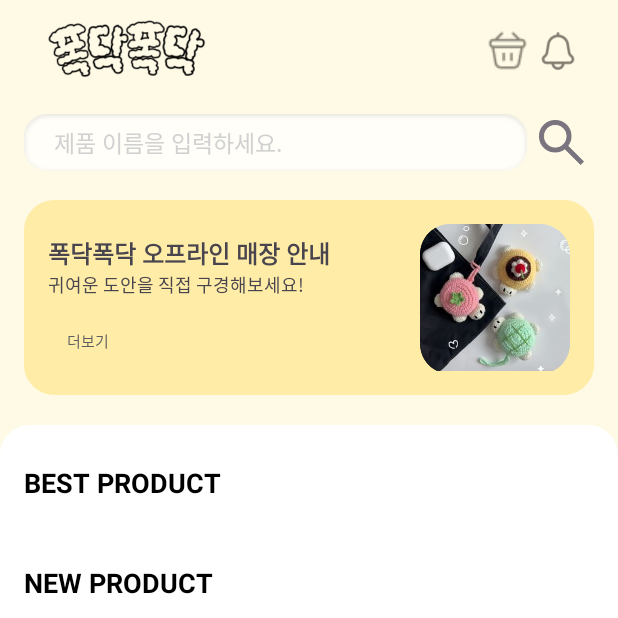
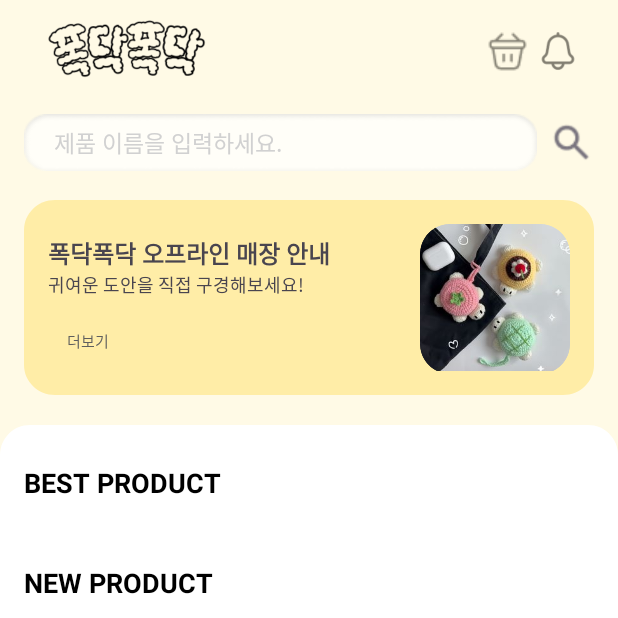
Before and after one commit to zuhugirlfuran/PogDagPogDag, an Android app: the screen it shows after launch (MainActivity), on a phone screen of 412 x 824 dp, the top half of it. Run offline under Robolectric (Android 15) with nearby library versions, the light colour scheme and no system bars; network calls fail; pictures from the network do not load.

Commit message:
appbar, main에 검색 버튼 추가

```diff
--- a/snuggle_final_app/app/src/main/res/layout/app_bar.xml
+++ b/snuggle_final_app/app/src/main/res/layout/app_bar.xml
@@ -1,4 +1,5 @@
-<merge xmlns:android="http://schemas.android.com/apk/res/android">
+<merge xmlns:android="http://schemas.android.com/apk/res/android"
+    xmlns:app="http://schemas.android.com/apk/res-auto">
 
     <androidx.appcompat.widget.Toolbar
         android:id="@+id/app_bar"
@@ -9,7 +10,7 @@
         android:paddingEnd="10dp"
         android:theme="@style/ThemeOverlay.AppCompat.Dark.ActionBar">
 
-        <LinearLayout
+        <androidx.constraintlayout.widget.ConstraintLayout
             android:layout_width="match_parent"
             android:layout_height="wrap_content"
             android:gravity="center"
@@ -19,12 +20,9 @@
                 android:id="@+id/app_bar_iv_logo"
                 android:layout_width="122dp"
                 android:layout_height="68dp"
-                android:src="@drawable/logo" />
-
-            <View
-                android:layout_width="0dp"
-                android:layout_height="0dp"
-                android:layout_weight="1" />
+                android:src="@drawable/logo"
+                app:layout_constraintStart_toStartOf="parent"
+                app:layout_constraintTop_toTopOf="parent" />
 
             <ImageButton
                 android:id="@+id/app_bar_ib_cart"
@@ -33,7 +31,10 @@
                 android:layout_marginEnd="6dp"
                 android:background="@color/basic_backgound"
                 android:scaleType="centerCrop"
-                android:src="@drawable/cart" />
+                android:src="@drawable/cart"
+                app:layout_constraintBottom_toBottomOf="@+id/app_bar_iv_logo"
+                app:layout_constraintEnd_toStartOf="@+id/app_bar_ib_notification"
+                app:layout_constraintTop_toTopOf="parent" />
 
             <ImageButton
                 android:id="@+id/app_bar_ib_notification"
@@ -41,7 +42,10 @@
                 android:layout_height="28dp"
                 android:background="@color/basic_backgound"
                 android:scaleType="centerCrop"
-                android:src="@drawable/bell" />
-        </LinearLayout>
+                android:src="@drawable/bell"
+                app:layout_constraintBottom_toBottomOf="@+id/app_bar_iv_logo"
+                app:layout_constraintEnd_toEndOf="parent"
+                app:layout_constraintTop_toTopOf="parent" />
+        </androidx.constraintlayout.widget.ConstraintLayout>
     </androidx.appcompat.widget.Toolbar>
 </merge>
--- a/snuggle_final_app/app/src/main/res/layout/fragment_main.xml
+++ b/snuggle_final_app/app/src/main/res/layout/fragment_main.xml
@@ -20,18 +20,13 @@
             android:paddingRight="16dp"
             android:paddingBottom="16dp">
 
-            <LinearLayout
-                android:layout_width="335dp"
-                android:layout_height="38dp"
-                android:background="@drawable/main_search_box"
-                android:orientation="horizontal">
 
             <EditText
                 android:id="@+id/search_edit_text"
                 android:layout_width="0dp"
                 android:layout_height="38dp"
                 android:layout_weight="1"
-                    android:background="@android:color/transparent"
+                android:background="@drawable/main_search_box"
                 android:fontFamily="sans-serif"
                 android:hint="제품 이름을 입력하세요."
                 android:inputType="text"
@@ -40,14 +35,13 @@
                 android:textColor="#333333"
                 android:textColorHint="#D1D1D1"
                 android:textSize="15sp" />
-            </LinearLayout>
 
             <ImageButton
                 android:id="@+id/search_button"
                 android:layout_width="30dp"
                 android:layout_height="30dp"
                 android:layout_marginStart="8dp"
-                android:background="@drawable/main_search_icon"
+                android:background="@drawable/product_btn_search"
                 android:scaleType="centerInside" />
 
         </LinearLayout>
```
Lines whose indentation alone changed are shown as unchanged.
